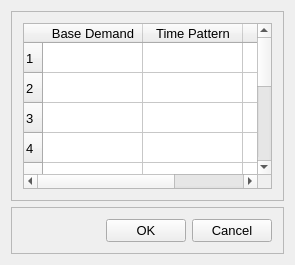
First picture: the form in src/ui/EPANET/frmDemandsDesigner.ui, repository USEPA/SWMM-EPANET_User_Interface, before the edit.
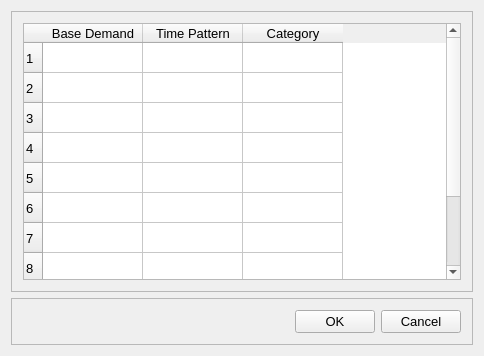
Second picture: the form after the edit.

The edit to the form file:
```diff
--- a/src/ui/EPANET/frmDemandsDesigner.ui
+++ b/src/ui/EPANET/frmDemandsDesigner.ui
@@ -6,8 +6,8 @@
    <rect>
     <x>0</x>
     <y>0</y>
-    <width>295</width>
-    <height>265</height>
+    <width>484</width>
+    <height>356</height>
    </rect>
   </property>
   <property name="font">
```
